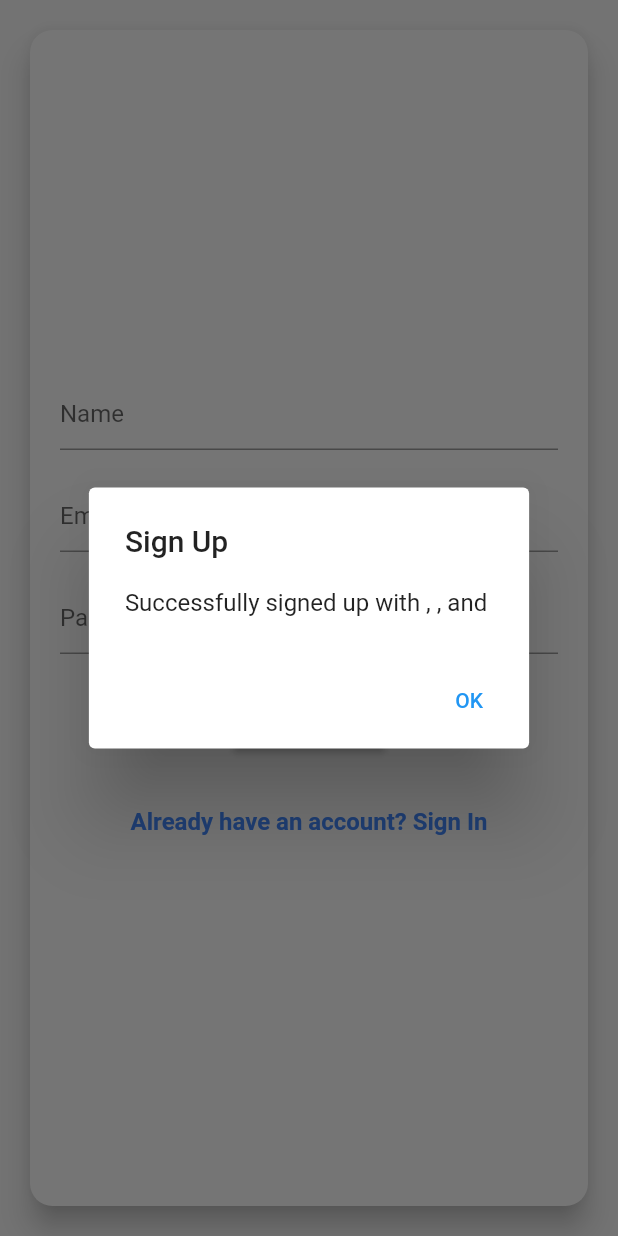
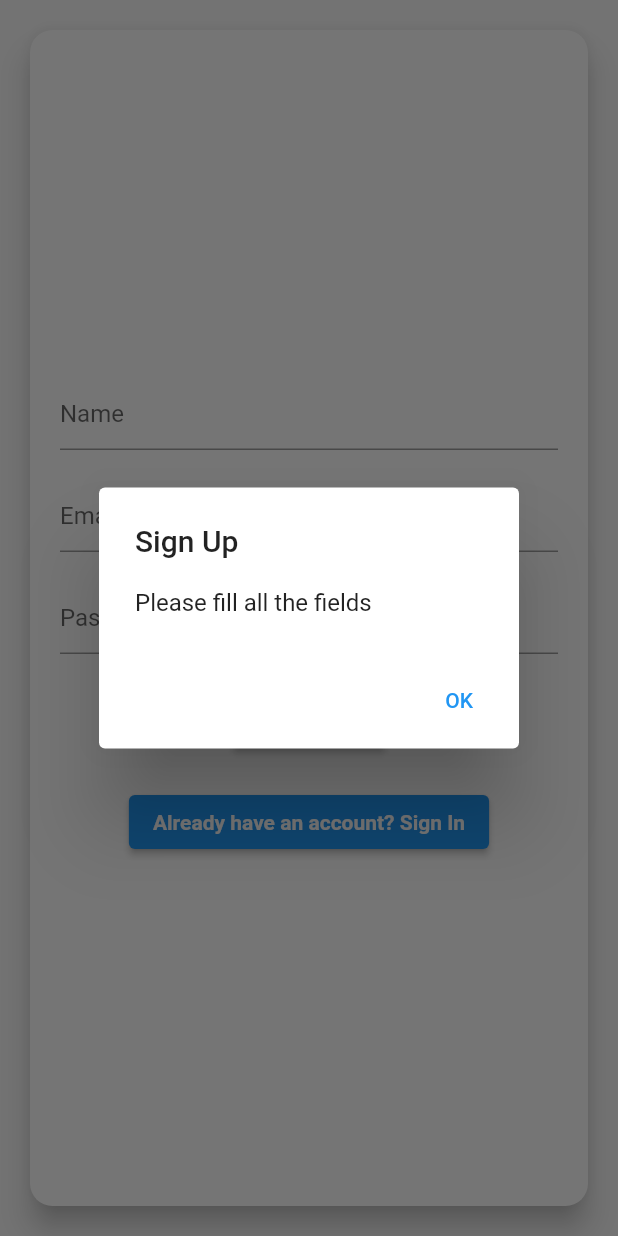
Before and after one commit to sratul35/Flutter_YouthOpp, a Flutter app: the SignUpScreen screen opened directly, after a tap on "Sign Up", on a phone screen of 412 x 824 dp. Run offline on Flutter 3.47's test engine with Material 2 defaults, Android fonts, the phone set to English and light mode, and no system bars; our stand-ins replace firebase_auth, firebase_core; accounts and stored records are empty; network calls fail.

```diff
--- a/lib/SignUpScreen.dart
+++ b/lib/signup.dart
@@ -1,5 +1,6 @@
 import 'package:flutter/material.dart';
-import 'SignInScreen.dart';
+import 'signin.dart';
+import 'package:firebase_auth/firebase_auth.dart';
 
 class SignUpScreen extends StatefulWidget {
   const SignUpScreen({super.key});
@@ -19,6 +20,26 @@ class _SignUpScreen extends State<SignUpScreen> {
     _emailController.dispose();
     _passwordController.dispose();
     super.dispose();
+  }
+
+  showAlert({required String text}) async {
+    await showDialog<void>(
+      context: context,
+      builder: (BuildContext context) {
+        return AlertDialog(
+          title: const Text('Sign Up'),
+          content: Text('$text'),
+          actions: <Widget>[
+            TextButton(
+              onPressed: () {
+                Navigator.pop(context);
+              },
+              child: const Text('OK'),
+            ),
+          ],
+        );
+      },
+    );
   }
 
   @override
@@ -68,24 +89,20 @@ class _SignUpScreen extends State<SignUpScreen> {
                     final name = _nameController.text;
                     final email = _emailController.text;
                     final password = _passwordController.text;
-                    await showDialog<void>(
-                      context: context,
-                      builder: (BuildContext context) {
-                        return AlertDialog(
-                          title: const Text('Sign Up'),
-                          content: Text(
-                              'Successfully signed up with $name, $email, and $password'),
-                          actions: <Widget>[
-                            TextButton(
-                              onPressed: () {
-                                Navigator.pop(context);
-                              },
-                              child: const Text('OK'),
-                            ),
-                          ],
-                        );
-                      },
-                    );
+
+                    if (name.isEmpty || email.isEmpty || password.isEmpty) {
+                      showAlert(text: 'Please fill all the fields');
+                    }else{
+                      try{
+                        final user = await FirebaseAuth.instance.createUserWithEmailAndPassword(email: email, password: password);
+                        if(user != null){
+                          Navigator.of(context).pushReplacement(MaterialPageRoute(builder: (context) => const SignInScreen()));
+                        }
+                      }catch(e){
+                        showAlert(text: e.toString());
+                      }
+                    }
+
                   },
                   child: const Text(
                     'Sign Up',
@@ -99,22 +116,20 @@ class _SignUpScreen extends State<SignUpScreen> {
                   height: 20,
                   width: 20,
                 ),
-                TextButton(
+                ElevatedButton(
                   onPressed: () {
                     Navigator.push(
                       context,
                       MaterialPageRoute(
-                          builder: (context) => const SignInScreen()),
+                        builder: (context) => const SignInScreen(),
+                      ),
                     );
                   },
-                  child: const Text(
-                    'Already have an account? Sign In',
-                    style: TextStyle(
-                      fontSize: 16,
-                      fontWeight: FontWeight.bold,
-                      backgroundColor: Colors.white,
-                      color: Colors.blueAccent,
-                    ),
+                  child: const Text("Already have an account? Sign In",
+                      style: TextStyle(
+                          fontWeight: FontWeight.bold,
+                          color:Colors.white
+                      )
                   ),
                 ),
               ],
```
Also changed, not shown: lib/home.dart (added, +39 -0 lines), lib/main.dart (+2 -15 lines), lib/signin.dart (renamed from lib/SignInScreen.dart, +45 -26 lines).
